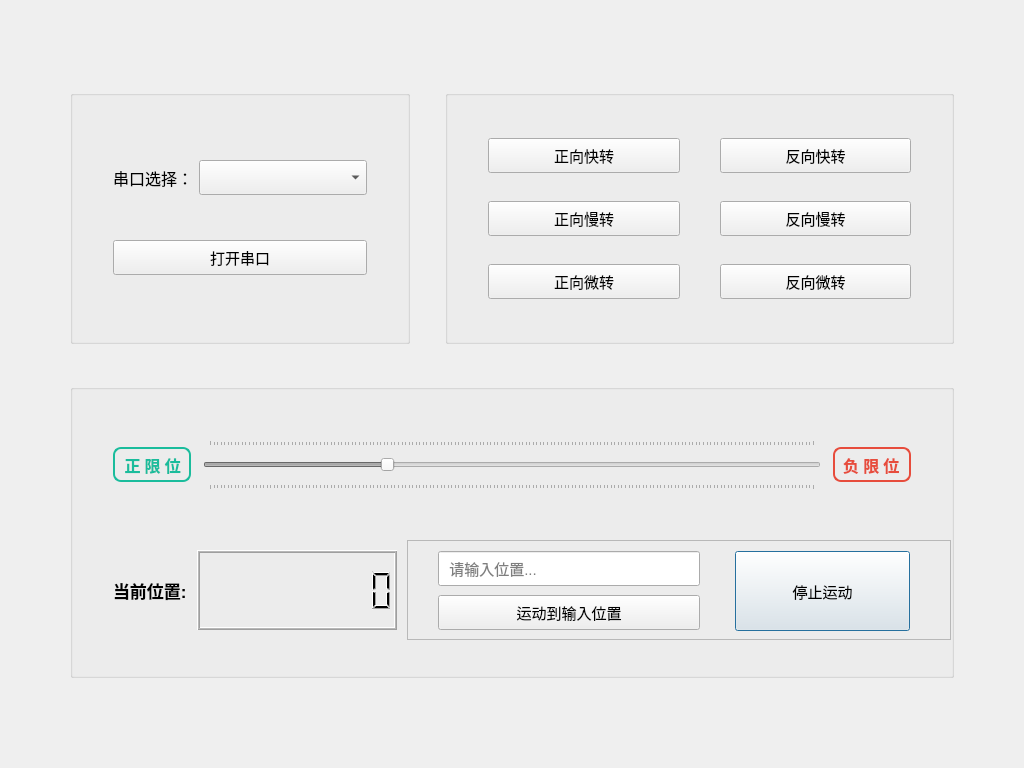
Above: mainwindow.ui from tsuiwade/translationTableControlSystem210909 before the change. Below: the same form after it.
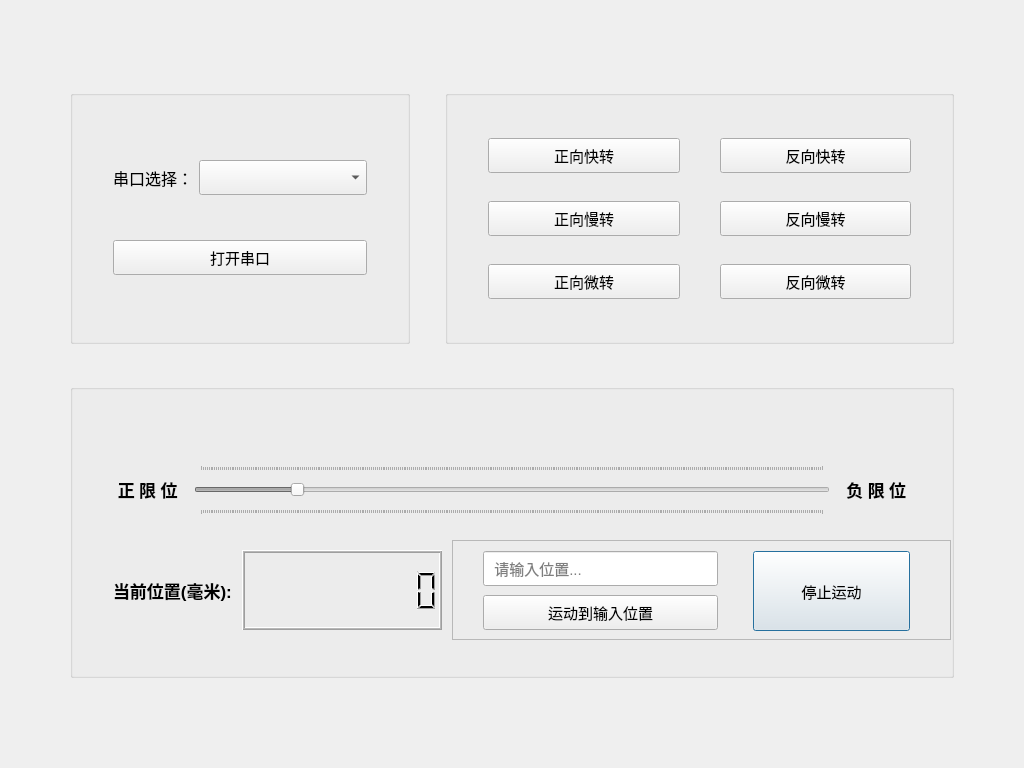
That is the form after the change. Custom widgets are drawn as their Qt base class.

Diff of the .ui file:
```diff
--- a/mainwindow.ui
+++ b/mainwindow.ui
@@ -504,42 +504,7 @@
           <property name="verticalSpacing">
            <number>0</number>
           </property>
-          <item row="1" column="0">
-           <widget class="QLabel" name="label_4">
-            <property name="sizePolicy">
-             <sizepolicy hsizetype="Preferred" vsizetype="Fixed">
-              <horstretch>0</horstretch>
-              <verstretch>0</verstretch>
-             </sizepolicy>
-            </property>
-            <property name="minimumSize">
-             <size>
-              <width>0</width>
-              <height>35</height>
-             </size>
-            </property>
-            <property name="font">
-             <font>
-              <family>微软雅黑</family>
-              <pointsize>12</pointsize>
-              <weight>75</weight>
-              <bold>true</bold>
-             </font>
-            </property>
-            <property name="styleSheet">
-             <string notr="true">color: rgb(26, 188, 156);
-border-radius: 8px;    
-border:2px solid rgb(26, 188, 156);</string>
-            </property>
-            <property name="text">
-             <string> 正 限 位 </string>
-            </property>
-            <property name="alignment">
-             <set>Qt::AlignRight|Qt::AlignTrailing|Qt::AlignVCenter</set>
-            </property>
-           </widget>
-          </item>
-          <item row="1" column="2">
+          <item row="1" column="2" alignment="Qt::AlignHCenter">
            <widget class="QLabel" name="label_5">
             <property name="sizePolicy">
              <sizepolicy hsizetype="Preferred" vsizetype="Fixed">
@@ -555,23 +520,58 @@
             </property>
             <property name="font">
              <font>
-              <family>微软雅黑</family>
-              <pointsize>12</pointsize>
+              <family>Agency FB</family>
+              <pointsize>13</pointsize>
               <weight>75</weight>
               <bold>true</bold>
               <kerning>true</kerning>
              </font>
             </property>
             <property name="styleSheet">
-             <string notr="true">color: rgb(231,76, 60);
-border-radius: 8px;    
-border:2px solid rgb(231,76, 60);</string>
+             <string notr="true">
+</string>
             </property>
             <property name="text">
              <string> 负 限 位 </string>
             </property>
            </widget>
           </item>
+          <item row="1" column="0" alignment="Qt::AlignHCenter">
+           <widget class="QLabel" name="label_4">
+            <property name="sizePolicy">
+             <sizepolicy hsizetype="Preferred" vsizetype="Fixed">
+              <horstretch>0</horstretch>
+              <verstretch>0</verstretch>
+             </sizepolicy>
+            </property>
+            <property name="minimumSize">
+             <size>
+              <width>0</width>
+              <height>35</height>
+             </size>
+            </property>
+            <property name="font">
+             <font>
+              <family>Agency FB</family>
+              <pointsize>13</pointsize>
+              <weight>75</weight>
+              <bold>true</bold>
+             </font>
+            </property>
+            <property name="text">
+             <string> 正 限 位 </string>
+            </property>
+            <property name="alignment">
+             <set>Qt::AlignRight|Qt::AlignTrailing|Qt::AlignVCenter</set>
+            </property>
+           </widget>
+          </item>
+          <item row="0" column="0">
+           <widget class="LightButton" name="widget_2" native="true"/>
+          </item>
+          <item row="0" column="2">
+           <widget class="LightButton" name="widget_3" native="true"/>
+          </item>
           <item row="1" column="1">
            <widget class="QSlider" name="horizontalSlider">
             <property name="enabled">
@@ -592,7 +592,7 @@
              <string notr="true"/>
             </property>
             <property name="maximum">
-             <number>170</number>
+             <number>325</number>
             </property>
             <property name="singleStep">
              <number>1</number>
@@ -675,7 +675,7 @@
              </font>
             </property>
             <property name="text">
-             <string>当前位置:</string>
+             <string>当前位置(毫米):</string>
             </property>
             <property name="alignment">
              <set>Qt::AlignLeading|Qt::AlignLeft|Qt::AlignVCenter</set>
@@ -719,6 +719,9 @@
             <property name="segmentStyle">
              <enum>QLCDNumber::Filled</enum>
             </property>
+            <property name="value" stdset="0">
+             <double>0.000000000000000</double>
+            </property>
             <property name="intValue" stdset="0">
              <number>0</number>
             </property>
@@ -884,6 +887,12 @@
    <extends>QLineEdit</extends>
    <header>softkeylineedit.h</header>
   </customwidget>
+  <customwidget>
+   <class>LightButton</class>
+   <extends>QWidget</extends>
+   <header>lightbutton.h</header>
+   <container>1</container>
+  </customwidget>
  </customwidgets>
  <resources/>
  <connections/>
```
